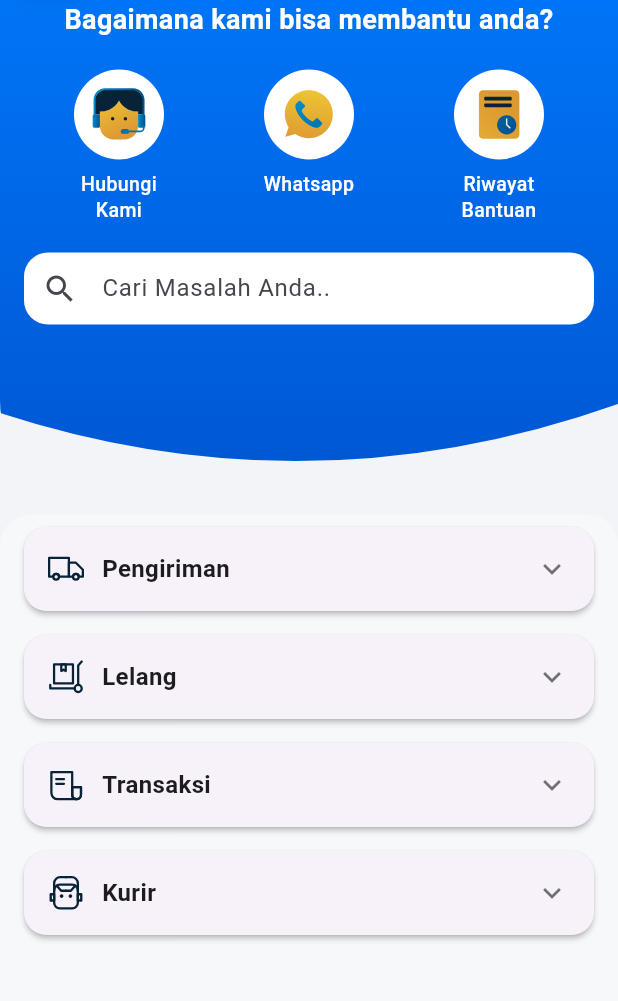
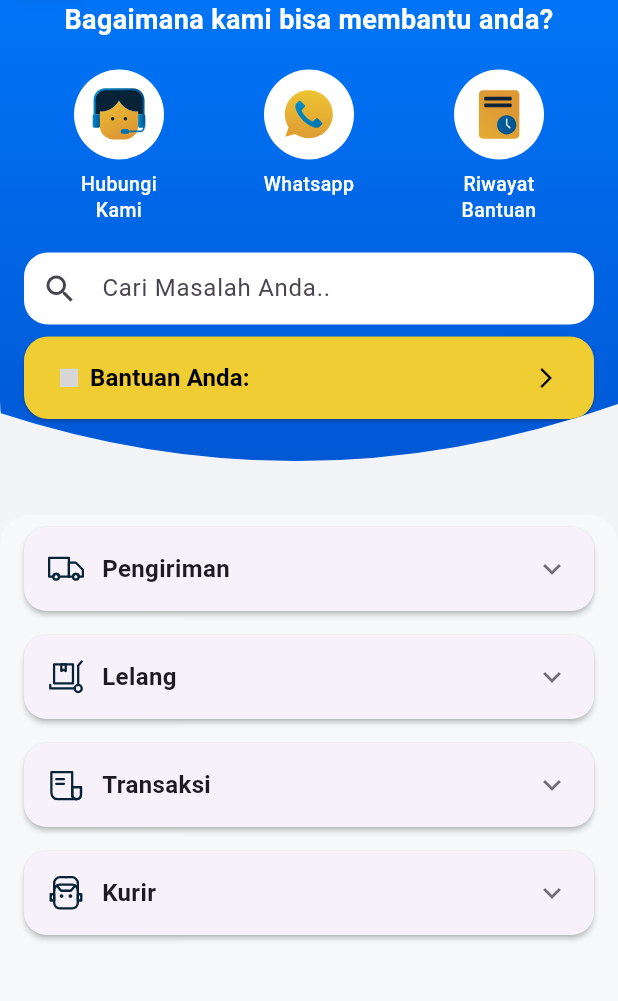
Before and after one commit to brnestrousb/ECargo, a Flutter app: the screen it shows after launch, on a phone screen of 412 x 824 dp, the part 109-1110 px from its top. Run offline on Flutter 3.47's test engine with Material 3 defaults, Android fonts, the phone set to English and light mode, and no system bars; our stand-ins replace flutter_svg, shared_preferences; Roboto replaces fonts that are missing (Poppins); grey boxes are pictures that could not be loaded.

Commit message:
Penambahan Button ke Help Chat Page

```diff
--- a/lib/features/help/pages/help_home_page.dart
+++ b/lib/features/help/pages/help_home_page.dart
@@ -1,28 +1,56 @@
+import 'package:ecargo_support/features/help/pages/help_chat_page.dart';
+import 'package:flutter/material.dart';
+import 'package:flutter_svg/flutter_svg.dart';
 import 'package:ecargo_support/features/help/clippers/header_curve_clipper.dart';
-//import 'package:ecargo_support/features/help/models/support_model.dart';
 import 'package:ecargo_support/features/help/pages/help_detail_page.dart';
 import 'package:ecargo_support/features/help/pages/hub_page.dart';
-import 'package:flutter/material.dart';
-import 'package:flutter_svg/flutter_svg.dart';
+import 'package:shared_preferences/shared_preferences.dart';
 import '../widgets/contact_option.dart';
 import '../widgets/help_category_card.dart';
 
-class HelpHomePage extends StatelessWidget {
+class HelpHomePage extends StatefulWidget {
   const HelpHomePage({super.key, this.onTap});
   final VoidCallback? onTap;
 
   @override
-  Widget build(BuildContext context) {
-    final List<HelpCategoryCard> helpCategories = [
-      HelpCategoryCard(
-        icon: SvgPicture.asset(
-          'assets/icons/pengiriman.svg',
-          width: 1.5,
-          height: 1.5,
-        ),
-        title: 'Pengiriman',
-        question: 'Bagaimana cara melacak status pengiriman saya?',
-        onTap: () {
+  State<HelpHomePage> createState() => _HelpHomePageState();
+}
+
+class _HelpHomePageState extends State<HelpHomePage> {
+  bool isTicketActive = false;
+  String ticketNumber = "";
+
+  @override
+  void initState() {
+    super.initState();
+    loadTicketStatus();
+  }
+
+  Future<void> loadTicketStatus() async {
+    final prefs = await SharedPreferences.getInstance();
+    final savedTicket = prefs.getString('ticketNumber');
+    if (savedTicket != null && savedTicket.isNotEmpty) {
+      setState(() {
+        isTicketActive = true;
+        ticketNumber = savedTicket;
+      });
+    }
+  }
+
+  Future<void> cancelTicket() async {
+    final prefs = await SharedPreferences.getInstance();
+    await prefs.remove('ticketNumber');
+    setState(() {
+      isTicketActive = false;
+      ticketNumber = "";
+    });
+    ScaffoldMessenger.of(
+      // ignore: use_build_context_synchronously
+      context,
+    ).showSnackBar(SnackBar(content: Text("Tiket berhasil dibatalkan")));
+  }
+
+  void _navigateToHelpDetail(BuildContext context) {
     Navigator.push(
       context,
       MaterialPageRoute(
@@ -42,7 +70,6 @@ class HelpHomePage extends StatelessWidget {
             "Anda akan melihat informasi lengkap mengenai status pemesanan, termasuk status pengiriman dan nomor resi.",
             "Beberapa sistem memungkinkan Anda melacak langsung dari aplikasi, sementara lainnya menyediakan tautan ke situs resmi kurir untuk melihat perjalanan paket secara lebih detail.",
           ],
-
           unorderedSteps: [
             'Paket sedang dikemas',
             'Paket sudah diambil kurir',
@@ -50,11 +77,24 @@ class HelpHomePage extends StatelessWidget {
             'Sedang dikirim',
             'Telah diterima',
           ],
-                  closingNote: 'Jika status tidak berubah dalam waktu lama, Anda bisa menggunakan fitur "Buat Bantuan" untuk menghubungi tim layanan pelanggan.',
+          closingNote:
+              'Jika status tidak berubah dalam waktu lama, Anda bisa menggunakan fitur "Buat Bantuan" untuk menghubungi tim layanan pelanggan.',
         ),
       ),
     );
   }
+
+  List<HelpCategoryCard> _buildHelpCategories(BuildContext context) {
+    return [
+      HelpCategoryCard(
+        icon: SvgPicture.asset(
+          'assets/icons/pengiriman.svg',
+          width: 1.5,
+          height: 1.5,
+        ),
+        title: 'Pengiriman',
+        question: 'Bagaimana cara melacak status pengiriman saya?',
+        onTap: () => _navigateToHelpDetail(context),
       ),
       HelpCategoryCard(
         icon: SvgPicture.asset(
@@ -64,7 +104,7 @@ class HelpHomePage extends StatelessWidget {
         ),
         title: 'Lelang',
         question: 'Bagaimana cara mengikuti lelang?',
-        onTap: (){},
+        onTap: () {},
       ),
       HelpCategoryCard(
         icon: SvgPicture.asset(
@@ -74,7 +114,7 @@ class HelpHomePage extends StatelessWidget {
         ),
         title: 'Transaksi',
         question: 'Bagaimana cara melihat riwayat transaksi?',
-        onTap: (){},
+        onTap: () {},
       ),
       HelpCategoryCard(
         icon: SvgPicture.asset(
@@ -84,32 +124,25 @@ class HelpHomePage extends StatelessWidget {
         ),
         title: 'Kurir',
         question: 'Kurir mana saja yang tersedia?',
-        onTap: (){},
+        onTap: () {},
       ),
     ];
-    return Scaffold(
-      backgroundColor: const Color(0xFFF2F4F7),
-      body: SafeArea(
-        child: Column(
-          children: [
-            ClipPath(
+  }
+
+  Widget _buildTopHeader(BuildContext context) {
+    return ClipPath(
       clipper: HeaderCurveClipper(),
       child: Container(
         width: double.infinity,
         height: 400,
-                padding: const EdgeInsets.symmetric(
-                  horizontal: 16,
-                  vertical: 24,
-                ),
+        padding: const EdgeInsets.symmetric(horizontal: 16, vertical: 24),
         decoration: const BoxDecoration(
           gradient: LinearGradient(
             colors: [Color(0xFF007BFF), Color(0xFF0056D2)],
             begin: Alignment.topCenter,
             end: Alignment.bottomCenter,
           ),
-                  borderRadius: BorderRadius.vertical(
-                    bottom: Radius.circular(60),
-                  ),
+          borderRadius: BorderRadius.vertical(bottom: Radius.circular(60)),
         ),
         child: Column(
           crossAxisAlignment: CrossAxisAlignment.center,
@@ -162,14 +195,10 @@ class HelpHomePage extends StatelessWidget {
                   child: ContactOption(
                     iconPath: 'assets/icons/call.svg',
                     label: 'Hubungi\nKami',
-                            onTap: () {
-                               Navigator.push(
+                    onTap: () => Navigator.push(
                       context,
-                                MaterialPageRoute(
-                                  builder: (context) => const HubPage(),
+                      MaterialPageRoute(builder: (context) => const HubPage()),
                     ),
-                               );
-                            },
                   ),
                 ),
                 Expanded(
@@ -202,56 +231,79 @@ class HelpHomePage extends StatelessWidget {
                 ),
               ),
             ),
-                    // Ticket Info Button (Yellow)
-                    // GestureDetector(
-                    //   onTap: () {
-                    //     // Arahkan ke halaman detail tiket atau dialog
-                    //   },
-                    //   child: Container(
-                    //     width: double.infinity,
-                    //     padding: const EdgeInsets.symmetric(vertical: 12, horizontal: 16),
-                    //     decoration: BoxDecoration(
-                    //       color: const Color(0xFFFFD233),
-                    //       borderRadius: BorderRadius.circular(24),
-                    //     ),
-                    //     child: Row(
-                    //       children: [
-                    //         // Dot merah
-                    //         Container(
-                    //           width: 10,
-                    //           height: 10,
-                    //           decoration: const BoxDecoration(
-                    //             shape: BoxShape.circle,
-                    //             color: Colors.red,
-                    //           ),
-                    //         ),
-                    //         const SizedBox(width: 12),
-                    //         const Expanded(
-                    //           child: Text(
-                    //             'Bantuan Anda: BNTN29304',
-                    //             style: TextStyle(
-                    //               color: Colors.black,
-                    //               fontWeight: FontWeight.w600,
-                    //               fontSize: 14,
-                    //             ),
-                    //           ),
-                    //         ),
-                    //         const Icon(
-                    //           Icons.arrow_forward_ios,
-                    //           size: 16,
-                    //           color: Colors.black,
-                    //         ),
-                    //       ],
-                    //     ),
-                    //   ),
-                    // ),
-                    //const SizedBox(height: 16),
-
+            _buildTicketButton(context, ticketNumber),
             const SizedBox(height: 16),
           ],
         ),
       ),
+    );
+  }
+
+  Widget _buildTicketButton(BuildContext context, String ticketNumber) {
+    return Padding(
+      padding: const EdgeInsets.symmetric(vertical: 8),
+      child: SizedBox(
+        width: double.infinity,
+        child: ElevatedButton(
+          onPressed: () {
+            Navigator.push(
+              context,
+              MaterialPageRoute(
+                builder: (context) => HelpChatPage(ticketNumber: ticketNumber),
               ),
+            );
+          },
+          style: ElevatedButton.styleFrom(
+            backgroundColor: const Color(0xFFF0CD33),
+            foregroundColor: Colors.black,
+            shape: RoundedRectangleBorder(
+              borderRadius: BorderRadius.circular(16),
+            ),
+            padding: const EdgeInsets.symmetric(horizontal: 24, vertical: 16),
+          ),
+          child: Row(
+            mainAxisAlignment: MainAxisAlignment.spaceBetween,
+            children: [
+              Row(
+                children: [
+                  SvgPicture.asset(
+                    "icons/note.svg",
+                    width: 12,
+                    height: 12,
+                    fit: BoxFit.contain,
+                  ),
+                  const SizedBox(width: 8),
+                  Text(
+                    'Bantuan Anda: $ticketNumber',
+                    style: const TextStyle(
+                      fontSize: 16,
+                      fontFamily: "Poppins",
+                      fontWeight: FontWeight.bold,
+                    ),
+                  ),
+                ],
+              ),
+              const Icon(
+                Icons.arrow_forward_ios,
+                size: 16,
+                color: Colors.black,
+              ),
+            ],
+          ),
+        ),
+      ),
+    );
+  }
+
+  @override
+  Widget build(BuildContext context) {
+    final helpCategories = _buildHelpCategories(context);
+    return Scaffold(
+      backgroundColor: const Color(0xFFF2F4F7),
+      body: SafeArea(
+        child: Column(
+          children: [
+            _buildTopHeader(context),
             const SizedBox(height: 16),
             Expanded(
               child: Container(
@@ -262,15 +314,7 @@ class HelpHomePage extends StatelessWidget {
                 ),
                 child: ListView.builder(
                   itemCount: helpCategories.length,
-                  itemBuilder: (context, index) {
-                    final category = helpCategories[index];
-                    return HelpCategoryCard(
-                      icon: category.icon,
-                      title: category.title,
-                      question: category.question,
-                      onTap: category.onTap,
-                    );
-                  },
+                  itemBuilder: (context, index) => helpCategories[index],
                 ),
               ),
             ),
```
Also changed, not shown: lib/features/help/pages/help_chat_page.dart (added, +31 -0 lines), lib/features/help/pages/hub_page.dart (+21 -10 lines), assets/icons/note.svg (added). Lines whose indentation alone changed are shown as unchanged.
